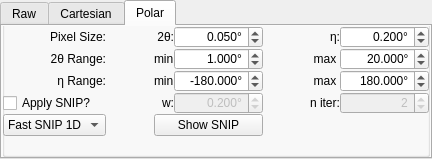
Old version of the form hexrd/ui/resources/ui/image_mode_widget.ui in the repository HEXRD/hexrdgui.
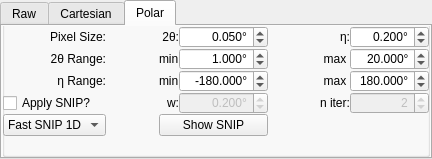
New version of the form. The open tabs and pages were chosen to show the change.

Commit message: changed limits on QSpinBox

```diff
--- a/hexrd/ui/resources/ui/image_mode_widget.ui
+++ b/hexrd/ui/resources/ui/image_mode_widget.ui
@@ -511,7 +511,7 @@
                  <number>3</number>
                 </property>
                 <property name="maximum">
-                 <double>99.989999999999995</double>
+                 <double>360.000000000000000</double>
                 </property>
                 <property name="singleStep">
                  <double>0.005000000000000</double>
@@ -650,7 +650,7 @@
                  <number>3</number>
                 </property>
                 <property name="maximum">
-                 <double>10000.000000000000000</double>
+                 <double>179.998999999999995</double>
                 </property>
                 <property name="singleStep">
                  <double>0.010000000000000</double>
```
Left out of the diff: 6 changed lines with no effect on the pictures.
